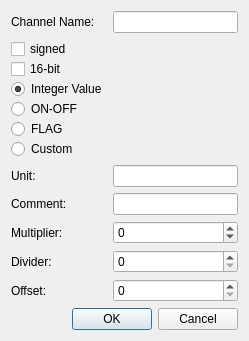
Old version of the form DataLoggerPC/newchannel_dialog.ui in the repository mkowalik/DataLogger_CAN_GPS_2018.
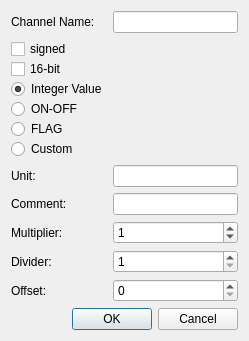
New version of the form.

What changed in the file:
```diff
--- a/DataLoggerPC/newchannel_dialog.ui
+++ b/DataLoggerPC/newchannel_dialog.ui
@@ -125,6 +125,9 @@
        <property name="maximum">
         <number>32767</number>
        </property>
+       <property name="value">
+        <number>1</number>
+       </property>
       </widget>
      </item>
      <item row="5" column="0">
@@ -139,6 +142,9 @@
      </item>
      <item row="5" column="1">
       <widget class="QSpinBox" name="divider_spinBox">
+       <property name="minimum">
+        <number>1</number>
+       </property>
        <property name="maximum">
         <number>65535</number>
        </property>
```
